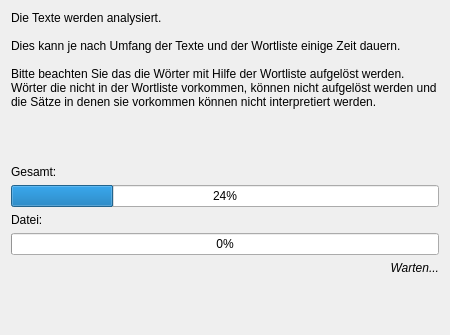
The window that simon/src/simonmodelmanagementui/ImportGrammar/importgrammarworkingpage.ui (KDE/simon) describes before a commit, drawn with Qt 5.
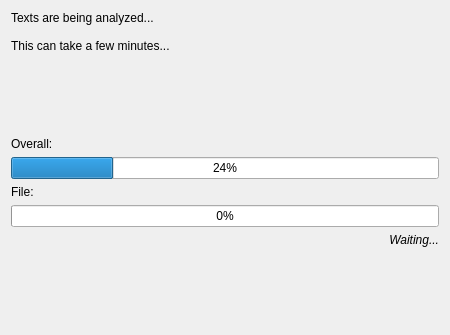
The same window after the commit.

```diff
--- a/simon/src/simonmodelmanagementui/ImportGrammar/importgrammarworkingpage.ui
+++ b/simon/src/simonmodelmanagementui/ImportGrammar/importgrammarworkingpage.ui
@@ -16,11 +16,9 @@
    <item>
     <widget class="QLabel" name="lbDescription" >
      <property name="text" >
-      <string>Die Texte werden analysiert.
+      <string>Texts are being analyzed...
 
-Dies kann je nach Umfang der Texte und der Wortliste einige Zeit dauern.
-
-Bitte beachten Sie das die Wörter mit Hilfe der Wortliste aufgelöst werden. Wörter die nicht in der Wortliste vorkommen, können nicht aufgelöst werden und die Sätze in denen sie vorkommen können nicht interpretiert werden.</string>
+This can take a few minutes...</string>
      </property>
      <property name="wordWrap" >
       <bool>true</bool>
@@ -43,7 +41,7 @@
    <item>
     <widget class="QLabel" name="label_2" >
      <property name="text" >
-      <string>Gesamt:</string>
+      <string>Overall:</string>
      </property>
     </widget>
    </item>
@@ -57,7 +55,7 @@
    <item>
     <widget class="QLabel" name="label" >
      <property name="text" >
-      <string>Datei:</string>
+      <string>File:</string>
      </property>
     </widget>
    </item>
@@ -76,7 +74,7 @@
       </font>
      </property>
      <property name="text" >
-      <string>Warten...</string>
+      <string>Waiting...</string>
      </property>
      <property name="alignment" >
       <set>Qt::AlignRight|Qt::AlignTrailing|Qt::AlignVCenter</set>
```
Left out of the diff: 4 changed lines with no effect on the pictures.
